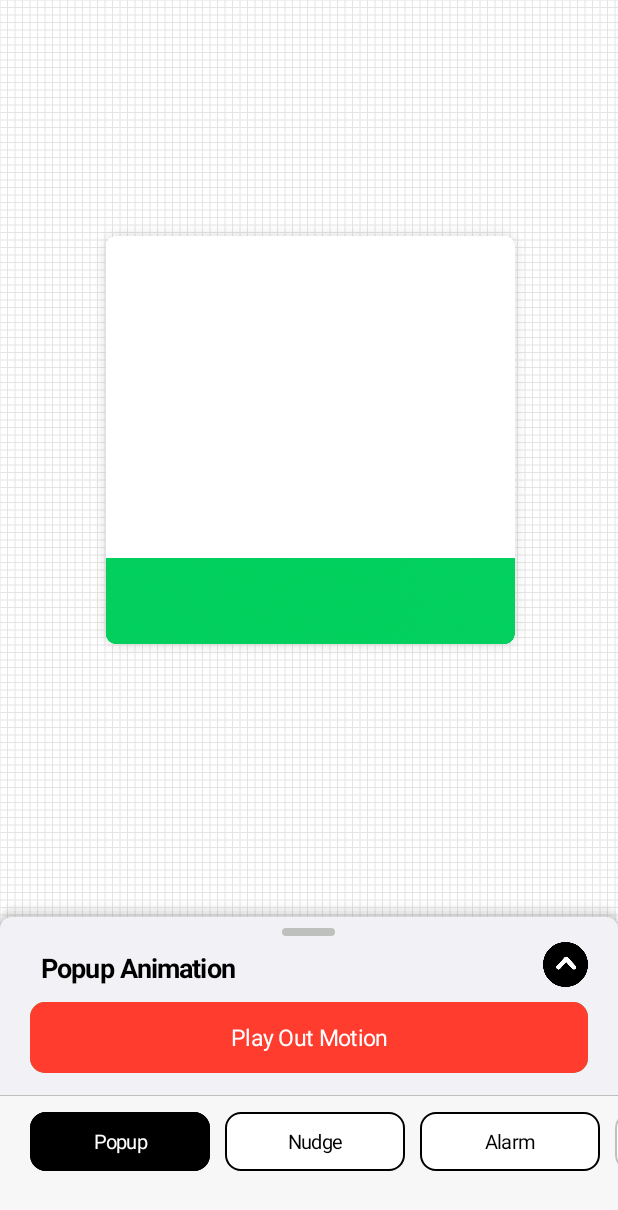
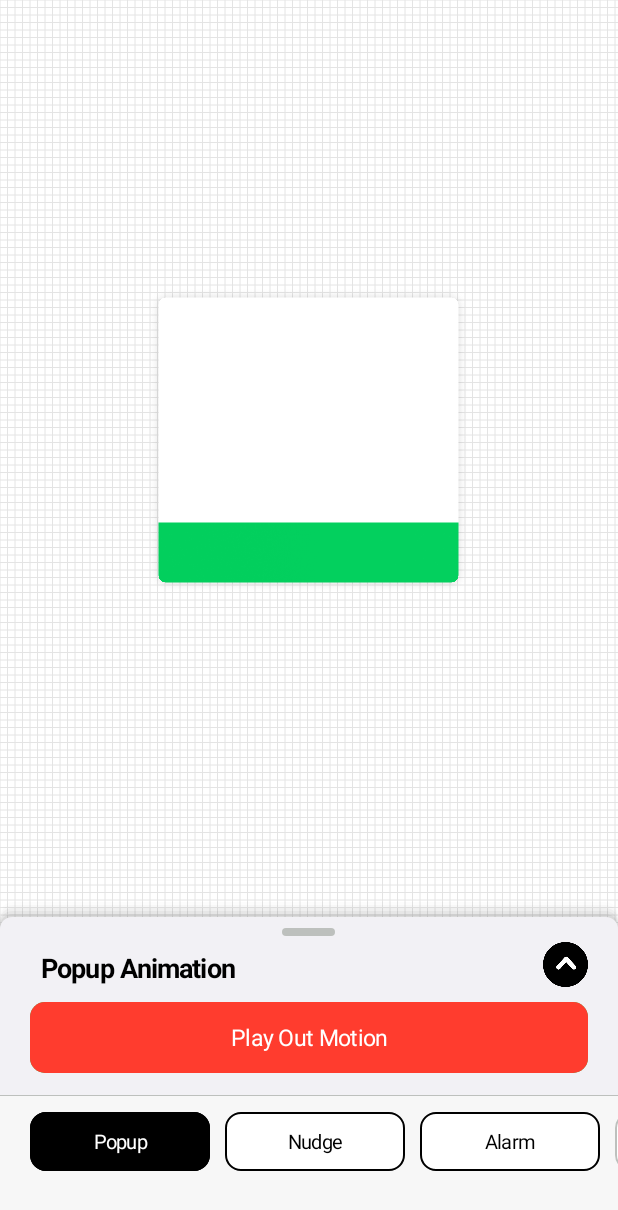
Before and after one commit to sunginhong/ISO-AND, an Android app: the screen it shows after launch (MainActivity), after a tap on "Play in Motion", on a phone screen of 412 x 824 dp. Shown: the top 1210 px of the screen. Run offline under Robolectric (Android 15) with nearby library versions, the phone set to English and light mode, and no system bars; 96 statements that could not run were skipped.

Commit message:
2022/3/10r52

```diff
--- a/app/src/main/java/com/example/sideproject_06/MainActivity.java
+++ b/app/src/main/java/com/example/sideproject_06/MainActivity.java
@@ -64,7 +64,7 @@ public class MainActivity extends AppCompatActivity {
     public static FrameLayout rect_objectFL;
     public static FrameLayout rect_objectFL_Copy;
     public static RelativeLayout rect_objectRL;
-    public static SquareView anim_object_case0;
+    public static View anim_object_case0;
     public static View anim_object_case1;
     public static View anim_object_case2;
 
@@ -343,7 +343,7 @@ public class MainActivity extends AppCompatActivity {
         rect_objectFL = (FrameLayout)findViewById(R.id.rect_objectFL);
         rect_objectFL_Copy = (FrameLayout)findViewById(R.id.rect_objectFL_Copy);
         rect_objectRL = (RelativeLayout)findViewById(R.id.rect_objectRL);
-        anim_object_case0 = (SquareView)findViewById(R.id.anim_object_case0);
+        anim_object_case0 = (View)findViewById(R.id.anim_object_case0);
         anim_object_case1 = (View)findViewById(R.id.anim_object_case1);
         anim_object_case2 = (View)findViewById(R.id.anim_object_case2);
         AnimRectObject animRectObject = new AnimRectObject(anim_object_case0, anim_object_case1, anim_object_case2);
--- a/app/src/main/res/layout/activity_main.xml
+++ b/app/src/main/res/layout/activity_main.xml
@@ -33,18 +33,15 @@
             android:background="#00BB86FC"
             >
 
-            <com.example.sideproject_06.SquareView
+            <View
                 android:id="@+id/anim_object_case0"
-                android:layout_width="match_parent"
-                android:layout_height="match_parent"
+                android:layout_width="214dp"
+                android:layout_height="204dp"
                 android:layout_centerInParent="true"
+
+                android:layout_centerHorizontal="false"
                 android:layout_gravity="center"
-                android:layout_marginStart="40dp"
-                android:layout_marginTop="40dp"
-                android:layout_marginEnd="80dp"
-                android:background="@drawable/rectangle_box_10x"
-                 >
-            </com.example.sideproject_06.SquareView>
+                android:background="@drawable/popup"  />
 
             <View
                 android:id="@+id/anim_object_case1"
```
Also changed, not shown: app/src/main/res/drawable/popup.png (added).
